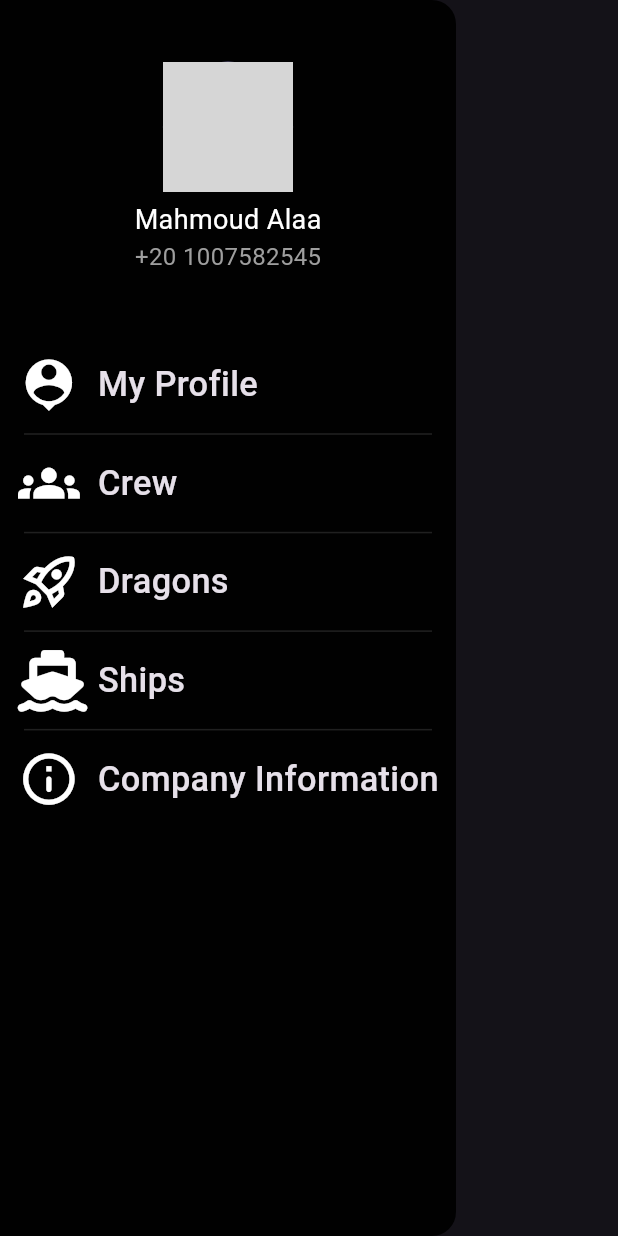
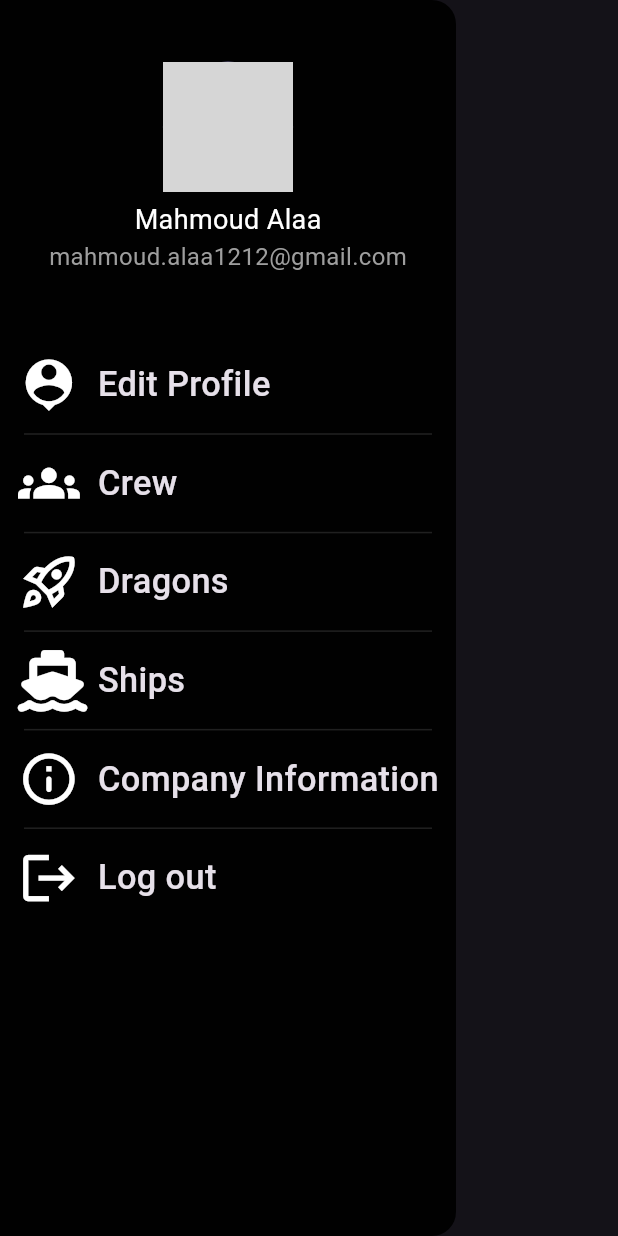
Before and after one commit to Nada-gaber/spacex, a Flutter app: the CustomDrawer widget shown alone on an empty page, opened directly, on a phone screen of 412 x 824 dp. Run offline on Flutter 3.47's test engine with Material 3 defaults, Android fonts, the phone set to English and light mode, and no system bars; our stand-ins replace font_awesome_flutter; network calls fail; grey boxes are pictures that could not be loaded.

Commit message:
edit drawer widget

```diff
--- a/lib/features/home/ui/widgets/custom_drawer_widget.dart
+++ b/lib/features/home/ui/widgets/custom_drawer_widget.dart
@@ -15,8 +15,8 @@ class CustomDrawer extends StatelessWidget {
         child: Column(
           children: [
             const ProfileSection(),
-            const DrawerComponent(
-              title: "My Profile",
+             const DrawerComponent(
+              title: "Edit Profile",
               icon: Icons.person_pin,
             ),
             buildDivide(),
@@ -39,6 +39,11 @@ class CustomDrawer extends StatelessWidget {
               title: "Company Information",
               icon: Icons.info_outline_rounded,
             ),
+            buildDivide(),
+            const DrawerComponent(
+              title: "Log out",
+              icon: Icons.logout,
+            ),
           ],
         ),
       ),
--- a/lib/features/home/ui/widgets/profile_section.dart
+++ b/lib/features/home/ui/widgets/profile_section.dart
@@ -31,8 +31,10 @@ class ProfileSection extends StatelessWidget {
             style: TextStyle(color: Colors.white, fontSize: 18.0),
           ),
           const Text(
-            "+20 1007582545",
+            "mahmoud.alaa1212@gmail.com",
             style: TextStyle(color: Colors.grey, fontSize: 16.0),
+            maxLines: 1,
+            overflow: TextOverflow.ellipsis,
           ),
         ],
       ),
```
